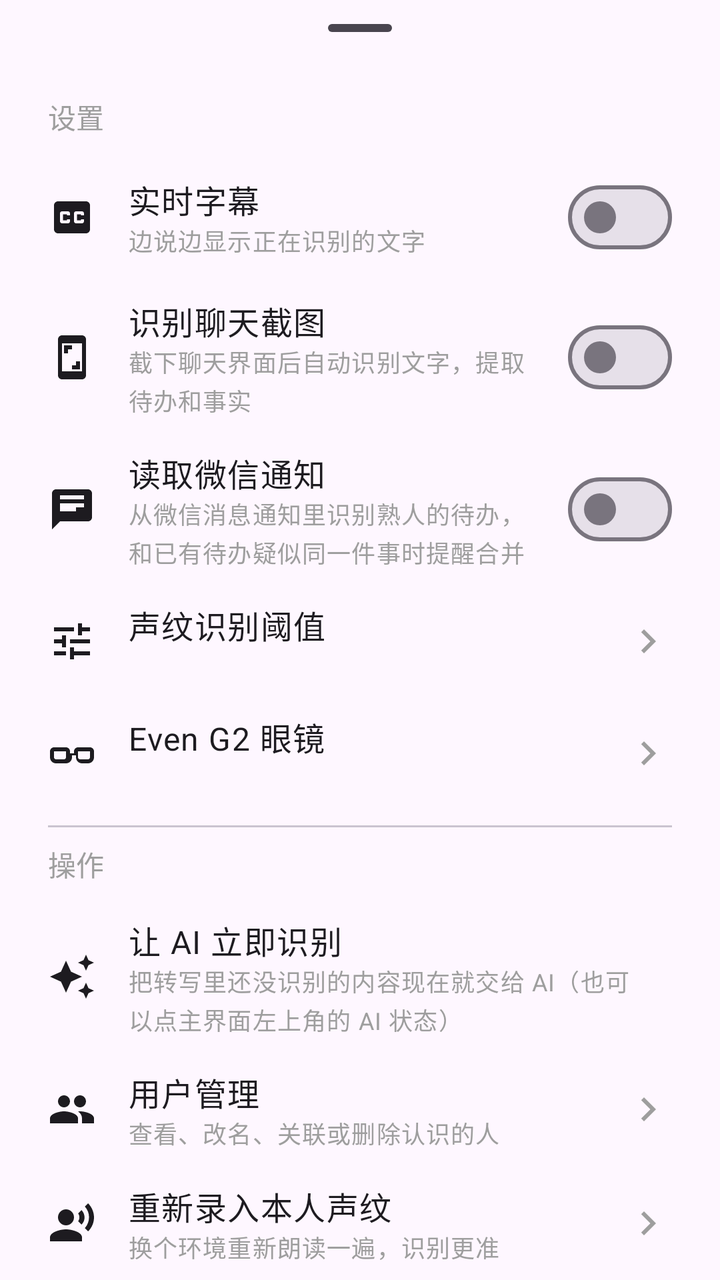
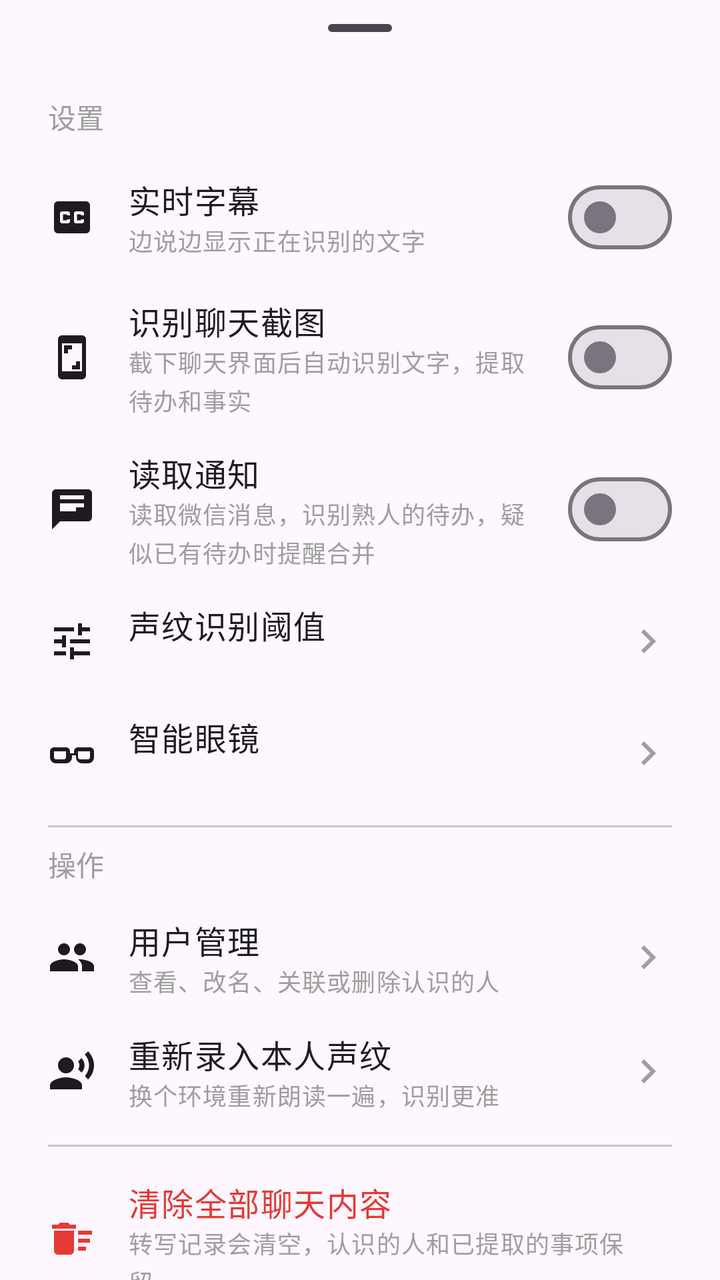

Two renders of the same Android screen: before a commit and after it. Below are the layout's source before the change and the commit's diff.
<!-- AndroidManifest.xml: application theme Theme.Whisper -->
<!-- res/layout/sheet_more.xml -->
<?xml version="1.0" encoding="utf-8"?>
<androidx.core.widget.NestedScrollView xmlns:android="http://schemas.android.com/apk/res/android"
    xmlns:app="http://schemas.android.com/apk/res-auto"
    android:layout_width="match_parent"
    android:layout_height="wrap_content">

    <LinearLayout
        android:layout_width="match_parent"
        android:layout_height="wrap_content"
        android:orientation="vertical"
        android:paddingHorizontal="12dp"
        android:paddingBottom="20dp">

        <com.google.android.material.bottomsheet.BottomSheetDragHandleView
            android:layout_width="match_parent"
            android:layout_height="wrap_content" />

        <TextView
            android:layout_width="match_parent"
            android:layout_height="wrap_content"
            android:paddingHorizontal="12dp"
            android:paddingBottom="8dp"
            android:text="@string/sheet_section_settings"
            android:textAppearance="?attr/textAppearanceTitleSmall"
            android:textColor="@color/partial_text" />

        
        <LinearLayout
            android:id="@+id/row_caption"
            android:layout_width="match_parent"
            android:layout_height="wrap_content"
            android:background="@drawable/bg_row"
            android:gravity="center_vertical"
            android:minHeight="@dimen/row_min_height"
            android:orientation="horizontal"
            android:paddingHorizontal="12dp"
            android:paddingVertical="8dp">

            <ImageView
                android:layout_width="24dp"
                android:layout_height="24dp"
                android:contentDescription="@null"
                android:src="@drawable/ic_caption" />

            <LinearLayout
                android:layout_width="0dp"
                android:layout_height="wrap_content"
                android:layout_marginHorizontal="16dp"
                android:layout_weight="1"
                android:orientation="vertical">

                <TextView
                    style="@style/Widget.Whisper.RowTitle"
                    android:text="@string/menu_live_caption" />

                <TextView
                    style="@style/Widget.Whisper.RowSubtitle"
                    android:text="@string/menu_live_caption_hint" />
            </LinearLayout>

            <com.google.android.material.materialswitch.MaterialSwitch
                android:id="@+id/switch_caption"
                android:layout_width="wrap_content"
                android:layout_height="wrap_content" />
        </LinearLayout>

        
        <LinearLayout
            android:id="@+id/row_screenshot"
            android:layout_width="match_parent"
            android:layout_height="wrap_content"
            android:background="@drawable/bg_row"
            android:gravity="center_vertical"
            android:minHeight="@dimen/row_min_height"
            android:orientation="horizontal"
            android:paddingHorizontal="12dp"
            android:paddingVertical="8dp">

            <ImageView
                android:layout_width="24dp"
                android:layout_height="24dp"
                android:contentDescription="@null"
                android:src="@drawable/ic_screenshot" />

            <LinearLayout
                android:layout_width="0dp"
                android:layout_height="wrap_content"
                android:layout_marginHorizontal="16dp"
                android:layout_weight="1"
                android:orientation="vertical">

                <TextView
                    style="@style/Widget.Whisper.RowTitle"
                    android:text="@string/menu_screenshot_watch" />

                <TextView
                    style="@style/Widget.Whisper.RowSubtitle"
                    android:text="@string/menu_screenshot_watch_hint" />
            </LinearLayout>

            <com.google.android.material.materialswitch.MaterialSwitch
                android:id="@+id/switch_screenshot"
                android:layout_width="wrap_content"
                android:layout_height="wrap_content" />
        </LinearLayout>

        
        <LinearLayout
            android:id="@+id/row_notification"
            android:layout_width="match_parent"
            android:layout_height="wrap_content"
            android:background="@drawable/bg_row"
            android:gravity="center_vertical"
            android:minHeight="@dimen/row_min_height"
            android:orientation="horizontal"
            android:paddingHorizontal="12dp"
            android:paddingVertical="8dp">

            <ImageView
                android:layout_width="24dp"
                android:layout_height="24dp"
                android:contentDescription="@null"
                android:src="@drawable/ic_chat" />

            <LinearLayout
                android:layout_width="0dp"
                android:layout_height="wrap_content"
                android:layout_marginHorizontal="16dp"
                android:layout_weight="1"
                android:orientation="vertical">

                <TextView
                    style="@style/Widget.Whisper.RowTitle"
                    android:text="@string/menu_notification_watch" />

                <TextView
                    style="@style/Widget.Whisper.RowSubtitle"
                    android:text="@string/menu_notification_watch_hint" />
            </LinearLayout>

            <com.google.android.material.materialswitch.MaterialSwitch
                android:id="@+id/switch_notification"
                android:layout_width="wrap_content"
                android:layout_height="wrap_content" />
        </LinearLayout>

        
        <LinearLayout
            android:id="@+id/row_threshold"
            android:layout_width="match_parent"
            android:layout_height="wrap_content"
            android:background="@drawable/bg_row"
            android:gravity="center_vertical"
            android:minHeight="@dimen/row_min_height"
            android:orientation="horizontal"
            android:paddingHorizontal="12dp"
            android:paddingVertical="8dp">

            <ImageView
                android:layout_width="24dp"
                android:layout_height="24dp"
                android:contentDescription="@null"
                android:src="@drawable/ic_tune" />

            <LinearLayout
                android:layout_width="0dp"
                android:layout_height="wrap_content"
                android:layout_marginHorizontal="16dp"
                android:layout_weight="1"
                android:orientation="vertical">

                <TextView
                    style="@style/Widget.Whisper.RowTitle"
                    android:text="@string/menu_threshold" />

                <TextView
                    android:id="@+id/threshold_value"
                    style="@style/Widget.Whisper.RowSubtitle" />
            </LinearLayout>

            <ImageView
                android:layout_width="24dp"
                android:layout_height="24dp"
                android:contentDescription="@null"
                android:src="@drawable/ic_chevron" />
        </LinearLayout>

        
        <LinearLayout
            android:id="@+id/row_glasses"
            android:layout_width="match_parent"
            android:layout_height="wrap_content"
            android:background="@drawable/bg_row"
            android:gravity="center_vertical"
            android:minHeight="@dimen/row_min_height"
            android:orientation="horizontal"
            android:paddingHorizontal="12dp"
            android:paddingVertical="8dp">

            <ImageView
                android:layout_width="24dp"
                android:layout_height="24dp"
                android:contentDescription="@null"
                android:src="@drawable/ic_glasses" />

            <LinearLayout
                android:layout_width="0dp"
                android:layout_height="wrap_content"
                android:layout_marginHorizontal="16dp"
                android:layout_weight="1"
                android:orientation="vertical">

                <TextView
                    style="@style/Widget.Whisper.RowTitle"
                    android:text="@string/glasses_title" />

                <TextView
                    android:id="@+id/glasses_value"
                    style="@style/Widget.Whisper.RowSubtitle" />
            </LinearLayout>

            <ImageView
                android:layout_width="24dp"
                android:layout_height="24dp"
                android:contentDescription="@null"
                android:src="@drawable/ic_chevron" />
        </LinearLayout>

        <com.google.android.material.divider.MaterialDivider
            android:layout_width="match_parent"
            android:layout_height="wrap_content"
            android:layout_marginHorizontal="12dp"
            android:layout_marginVertical="8dp" />

        <TextView
            android:layout_width="match_parent"
            android:layout_height="wrap_content"
            android:paddingHorizontal="12dp"
            android:paddingBottom="8dp"
            android:text="@string/sheet_section_actions"
            android:textAppearance="?attr/textAppearanceTitleSmall"
            android:textColor="@color/partial_text" />

        
        <LinearLayout
            android:id="@+id/row_extract"
            android:layout_width="match_parent"
            android:layout_height="wrap_content"
            android:background="@drawable/bg_row"
            android:gravity="center_vertical"
            android:minHeight="@dimen/row_min_height"
            android:orientation="horizontal"
            android:paddingHorizontal="12dp"
            android:paddingVertical="8dp">

            <ImageView
                android:layout_width="24dp"
                android:layout_height="24dp"
                android:contentDescription="@null"
                android:src="@drawable/ic_ai_sync" />

            <LinearLayout
                android:layout_width="0dp"
                android:layout_height="wrap_content"
                android:layout_marginHorizontal="16dp"
                android:layout_weight="1"
                android:orientation="vertical">

                <TextView
                    style="@style/Widget.Whisper.RowTitle"
                    android:text="@string/action_extract_all" />

                <TextView
                    android:id="@+id/extract_value"
                    style="@style/Widget.Whisper.RowSubtitle"
                    android:text="@string/action_extract_all_hint" />
            </LinearLayout>
        </LinearLayout>

        
        <LinearLayout
            android:id="@+id/row_users"
            android:layout_width="match_parent"
            android:layout_height="wrap_content"
            android:background="@drawable/bg_row"
            android:gravity="center_vertical"
            android:minHeight="@dimen/row_min_height"
            android:orientation="horizontal"
            android:paddingHorizontal="12dp"
            android:paddingVertical="8dp">

            <ImageView
                android:layout_width="24dp"
                android:layout_height="24dp"
                android:contentDescription="@null"
                android:src="@drawable/ic_people" />

            <LinearLayout
                android:layout_width="0dp"
                android:layout_height="wrap_content"
                android:layout_marginHorizontal="16dp"
                android:layout_weight="1"
                android:orientation="vertical">

                <TextView
                    style="@style/Widget.Whisper.RowTitle"
                    android:text="@string/title_users" />

                <TextView
                    style="@style/Widget.Whisper.RowSubtitle"
                    android:text="@string/title_users_hint" />
            </LinearLayout>

            <ImageView
                android:layout_width="24dp"
                android:layout_height="24dp"
                android:contentDescription="@null"
                android:src="@drawable/ic_chevron" />
        </LinearLayout>

        
        <LinearLayout
            android:id="@+id/row_enroll"
            android:layout_width="match_parent"
            android:layout_height="wrap_content"
            android:background="@drawable/bg_row"
            android:gravity="center_vertical"
            android:minHeight="@dimen/row_min_height"
            android:orientation="horizontal"
            android:paddingHorizontal="12dp"
            android:paddingVertical="8dp">

            <ImageView
                android:layout_width="24dp"
                android:layout_height="24dp"
                android:contentDescription="@null"
                android:src="@drawable/ic_voice" />

            <LinearLayout
                android:layout_width="0dp"
                android:layout_height="wrap_content"
                android:layout_marginHorizontal="16dp"
                android:layout_weight="1"
                android:orientation="vertical">

                <TextView
                    android:id="@+id/enroll_title"
                    style="@style/Widget.Whisper.RowTitle"
                    android:text="@string/menu_reenroll" />

                <TextView
                    android:id="@+id/enroll_value"
                    style="@style/Widget.Whisper.RowSubtitle"
                    android:text="@string/menu_reenroll_hint" />
            </LinearLayout>

            <ImageView
                android:layout_width="24dp"
                android:layout_height="24dp"
                android:contentDescription="@null"
                android:src="@drawable/ic_chevron" />
        </LinearLayout>

        <com.google.android.material.divider.MaterialDivider
            android:layout_width="match_parent"
            android:layout_height="wrap_content"
            android:layout_marginHorizontal="12dp"
            android:layout_marginVertical="8dp" />

        
        <LinearLayout
            android:id="@+id/row_clear"
            android:layout_width="match_parent"
            android:layout_height="wrap_content"
            android:background="@drawable/bg_row"
            android:gravity="center_vertical"
            android:minHeight="@dimen/row_min_height"
            android:orientation="horizontal"
            android:paddingHorizontal="12dp"
            android:paddingVertical="8dp">

            <ImageView
                android:layout_width="24dp"
                android:layout_height="24dp"
                android:contentDescription="@null"
                android:src="@drawable/ic_clear_all"
                app:tint="@color/state_danger" />

            <LinearLayout
                android:layout_width="0dp"
                android:layout_height="wrap_content"
                android:layout_marginHorizontal="16dp"
                android:layout_weight="1"
                android:orientation="vertical">

                <TextView
                    style="@style/Widget.Whisper.RowTitle"
                    android:text="@string/action_clear_chats"
                    android:textColor="@color/state_danger" />

                <TextView
                    style="@style/Widget.Whisper.RowSubtitle"
                    android:text="@string/action_clear_chats_hint" />
            </LinearLayout>
        </LinearLayout>
    </LinearLayout>
</androidx.core.widget.NestedScrollView>
<!-- resources referenced by this layout -->
<resources>
  <color name="partial_text">#FF9E9E9E</color>
  <color name="state_danger">#FFE53935</color>
  <dimen name="row_min_height">56dp</dimen>
  <!-- drawable ic_ai_sync (drawable) -->
  <?xml version="1.0" encoding="utf-8"?>
  <vector xmlns:android="http://schemas.android.com/apk/res/android"
      android:width="24dp"
      android:height="24dp"
      android:tint="?attr/colorOnSurface"
      android:viewportWidth="24"
      android:viewportHeight="24">
      <path
          android:fillColor="#FF000000"
          android:pathData="M19,9l1.25,-2.75L23,5l-2.75,-1.25L19,1l-1.25,2.75L15,5l2.75,1.25L19,9zM11.5,9.5L9,4L6.5,9.5L1,12l5.5,2.5L9,20l2.5,-5.5L17,12L11.5,9.5zM19,15l-1.25,2.75L15,19l2.75,1.25L19,23l1.25,-2.75L23,19l-2.75,-1.25L19,15z" />
  </vector>
  <string name="action_clear_chats">清除全部聊天内容</string>
  <string name="action_clear_chats_hint">转写记录会清空，认识的人和已提取的事项保留</string>
  <string name="action_extract_all">让 AI 立即识别</string>
  <string name="action_extract_all_hint">把转写里还没识别的内容现在就交给 AI（也可以点主界面左上角的 AI 状态）</string>
  <string name="glasses_title">Even G2 眼镜</string>
  <string name="menu_live_caption">实时字幕</string>
  <string name="menu_live_caption_hint">边说边显示正在识别的文字</string>
  <string name="menu_notification_watch">读取微信通知</string>
  <string name="menu_notification_watch_hint">从微信消息通知里识别熟人的待办，和已有待办疑似同一件事时提醒合并</string>
  <string name="menu_reenroll">重新录入本人声纹</string>
  <string name="menu_reenroll_hint">换个环境重新朗读一遍，识别更准</string>
  <string name="menu_screenshot_watch">识别聊天截图</string>
  <string name="menu_screenshot_watch_hint">截下聊天界面后自动识别文字，提取待办和事实</string>
  <string name="menu_threshold">声纹识别阈值</string>
  <string name="sheet_section_actions">操作</string>
  <string name="sheet_section_settings">设置</string>
  <string name="title_users">用户管理</string>
  <string name="title_users_hint">查看、改名、关联或删除认识的人</string>
  <style name="Theme.Whisper" parent="Base.Theme.Whisper" />
  <dimen name="corner_s">12dp</dimen>
  <color name="primary">#FF3D5AFE</color>
  <color name="primary_container">#FFDDE3FF</color>
  <color name="on_primary_container">#FF0F2A8A</color>
  <color name="panel_bg">#FFFFFFFF</color>
  <color name="surface_tint">#FFF3F4F9</color>
  <style name="ShapeAppearance.Whisper.ExtraSmall" parent="ShapeAppearance.Material3.Corner.ExtraSmall">
          <item name="cornerFamily">rounded</item>
          <item name="cornerSize">@dimen/corner_xs</item>
      </style>
  <style name="ShapeAppearance.Whisper.Small" parent="ShapeAppearance.Material3.Corner.Small">
          <item name="cornerFamily">rounded</item>
          <item name="cornerSize">@dimen/corner_s</item>
      </style>
  <style name="ShapeAppearance.Whisper.Medium" parent="ShapeAppearance.Material3.Corner.Medium">
          <item name="cornerFamily">rounded</item>
          <item name="cornerSize">@dimen/corner_m</item>
      </style>
  <style name="ShapeAppearance.Whisper.Large" parent="ShapeAppearance.Material3.Corner.Large">
          <item name="cornerFamily">rounded</item>
          <item name="cornerSize">@dimen/corner_l</item>
      </style>
  <style name="ThemeOverlay.Whisper.BottomSheet" parent="ThemeOverlay.Material3.BottomSheetDialog">
          <item name="bottomSheetStyle">@style/Widget.Whisper.BottomSheet</item>
      </style>
  <style name="Widget.Whisper.Snackbar" parent="Widget.Material3.Snackbar">
          <item name="shapeAppearance">@style/ShapeAppearance.Whisper.Small</item>
          <item name="shapeAppearanceOverlay">@null</item>
      </style>
  <dimen name="corner_xs">6dp</dimen>
  <dimen name="corner_m">16dp</dimen>
  <dimen name="corner_l">24dp</dimen>
  <dimen name="button_height">44dp</dimen>
  <dimen name="icon_button_size">44dp</dimen>
  <style name="Widget.Whisper.BottomSheet" parent="Widget.Material3.BottomSheet.Modal">
          <item name="shapeAppearance">@style/ShapeAppearance.Whisper.Sheet</item>
          <item name="shapeAppearanceOverlay">@null</item>
          <item name="backgroundTint">@color/panel_bg</item>
      </style>
  <!-- unchanged entries left out for length: 26 -->
</resources>

<!-- the commit's change to res/layout/sheet_more.xml (unified diff, before → after) -->
@@ -243,42 +243,6 @@
 
         
         <LinearLayout
-            android:id="@+id/row_extract"
-            android:layout_width="match_parent"
-            android:layout_height="wrap_content"
-            android:background="@drawable/bg_row"
-            android:gravity="center_vertical"
-            android:minHeight="@dimen/row_min_height"
-            android:orientation="horizontal"
-            android:paddingHorizontal="12dp"
-            android:paddingVertical="8dp">
-
-            <ImageView
-                android:layout_width="24dp"
-                android:layout_height="24dp"
-                android:contentDescription="@null"
-                android:src="@drawable/ic_ai_sync" />
-
-            <LinearLayout
-                android:layout_width="0dp"
-                android:layout_height="wrap_content"
-                android:layout_marginHorizontal="16dp"
-                android:layout_weight="1"
-                android:orientation="vertical">
-
-                <TextView
-                    style="@style/Widget.Whisper.RowTitle"
-                    android:text="@string/action_extract_all" />
-
-                <TextView
-                    android:id="@+id/extract_value"
-                    style="@style/Widget.Whisper.RowSubtitle"
-                    android:text="@string/action_extract_all_hint" />
-            </LinearLayout>
-        </LinearLayout>
-
-        
-        <LinearLayout
             android:id="@+id/row_users"
             android:layout_width="match_parent"
             android:layout_height="wrap_content"
<!-- resource entries referenced after the edit -->
@@ -3,27 +3,13 @@
   <color name="partial_text">#FF9E9E9E</color>
   <color name="state_danger">#FFE53935</color>
   <dimen name="row_min_height">56dp</dimen>
-  <!-- drawable ic_ai_sync (drawable) -->
-  <?xml version="1.0" encoding="utf-8"?>
-  <vector xmlns:android="http://schemas.android.com/apk/res/android"
-      android:width="24dp"
-      android:height="24dp"
-      android:tint="?attr/colorOnSurface"
-      android:viewportWidth="24"
-      android:viewportHeight="24">
-      <path
-          android:fillColor="#FF000000"
-          android:pathData="M19,9l1.25,-2.75L23,5l-2.75,-1.25L19,1l-1.25,2.75L15,5l2.75,1.25L19,9zM11.5,9.5L9,4L6.5,9.5L1,12l5.5,2.5L9,20l2.5,-5.5L17,12L11.5,9.5zM19,15l-1.25,2.75L15,19l2.75,1.25L19,23l1.25,-2.75L23,19l-2.75,-1.25L19,15z" />
-  </vector>
   <string name="action_clear_chats">清除全部聊天内容</string>
   <string name="action_clear_chats_hint">转写记录会清空，认识的人和已提取的事项保留</string>
-  <string name="action_extract_all">让 AI 立即识别</string>
-  <string name="action_extract_all_hint">把转写里还没识别的内容现在就交给 AI（也可以点主界面左上角的 AI 状态）</string>
-  <string name="glasses_title">Even G2 眼镜</string>
+  <string name="glasses_title">智能眼镜</string>
   <string name="menu_live_caption">实时字幕</string>
   <string name="menu_live_caption_hint">边说边显示正在识别的文字</string>
-  <string name="menu_notification_watch">读取微信通知</string>
-  <string name="menu_notification_watch_hint">从微信消息通知里识别熟人的待办，和已有待办疑似同一件事时提醒合并</string>
+  <string name="menu_notification_watch">读取通知</string>
+  <string name="menu_notification_watch_hint">读取微信消息，识别熟人的待办，疑似已有待办时提醒合并</string>
   <string name="menu_reenroll">重新录入本人声纹</string>
   <string name="menu_reenroll_hint">换个环境重新朗读一遍，识别更准</string>
   <string name="menu_screenshot_watch">识别聊天截图</string>
@@ -34,7 +20,7 @@
   <string name="title_users">用户管理</string>
   <string name="title_users_hint">查看、改名、关联或删除认识的人</string>
   <style name="Theme.Whisper" parent="Base.Theme.Whisper" />
-  <dimen name="corner_s">12dp</dimen>
+  <dimen name="corner_s">16dp</dimen>
   <color name="primary">#FF3D5AFE</color>
   <color name="primary_container">#FFDDE3FF</color>
   <color name="on_primary_container">#FF0F2A8A</color>
@@ -63,15 +49,17 @@
           <item name="shapeAppearance">@style/ShapeAppearance.Whisper.Small</item>
           <item name="shapeAppearanceOverlay">@null</item>
       </style>
-  <dimen name="corner_xs">6dp</dimen>
+  <dimen name="corner_xs">16dp</dimen>
   <dimen name="corner_m">16dp</dimen>
-  <dimen name="corner_l">24dp</dimen>
+  <dimen name="corner_l">16dp</dimen>
   <dimen name="button_height">44dp</dimen>
   <dimen name="icon_button_size">44dp</dimen>
   <style name="Widget.Whisper.BottomSheet" parent="Widget.Material3.BottomSheet.Modal">
           <item name="shapeAppearance">@style/ShapeAppearance.Whisper.Sheet</item>
           <item name="shapeAppearanceOverlay">@null</item>
           <item name="backgroundTint">@color/panel_bg</item>
+          
+          <item name="paddingBottomSystemWindowInsets">false</item>
       </style>
   <!-- unchanged entries left out for length: 26 -->
 </resources>
